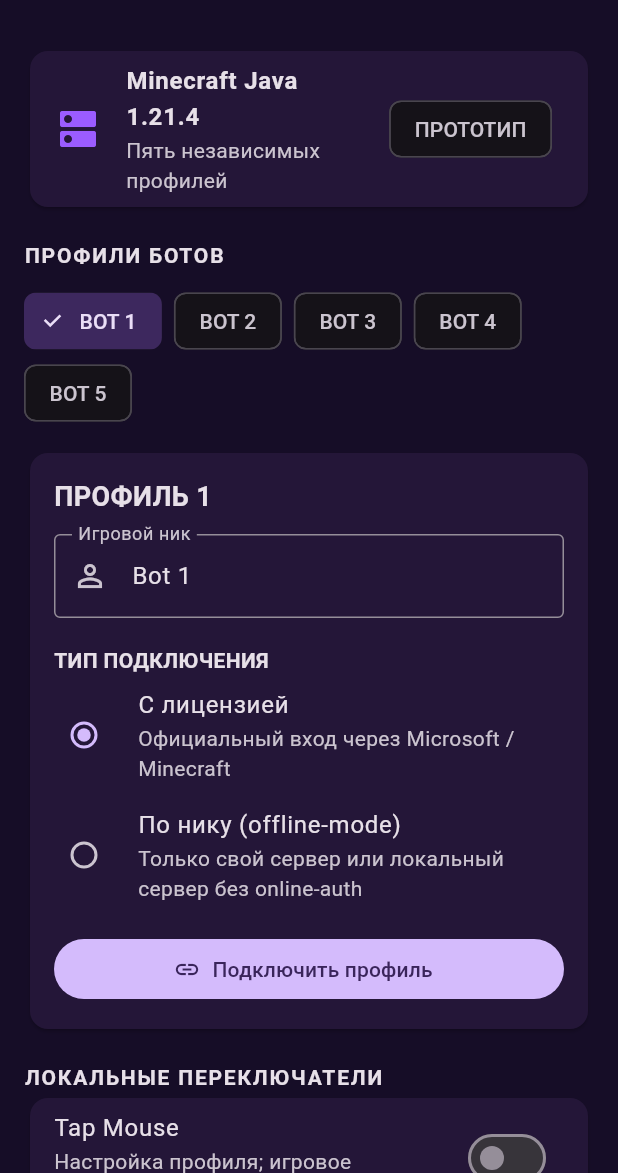
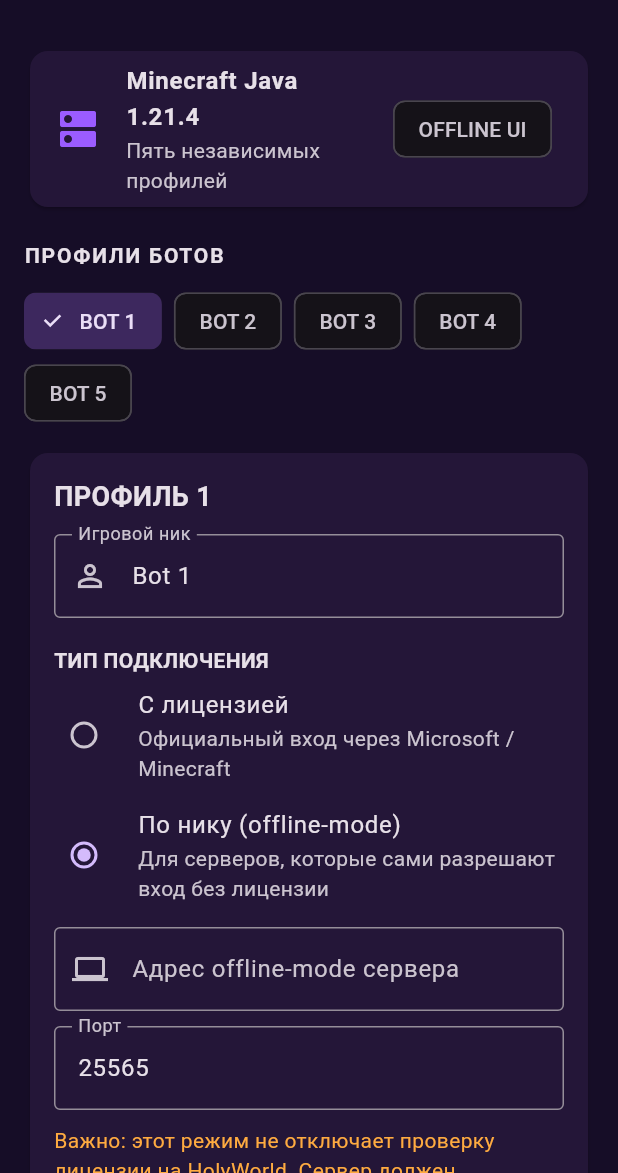
Before and after one commit to cheburk199-web/Masterme4a-bots, a Flutter app: the screen it shows after launch, on a phone screen of 412 x 824 dp, the part 63-1236 px from its top. Run offline on Flutter 3.47's test engine with Material 3 defaults, Android fonts, the phone set to English and light mode, and no system bars.

Commit message:
Set nickname offline mode as default and clarify server requirements

```diff
--- a/lib/main.dart
+++ b/lib/main.dart
@@ -41,10 +41,10 @@ class Dashboard extends StatefulWidget {
 
 class _DashboardState extends State<Dashboard> {
   final bots = List.generate(5, (i) => BotProfile(i + 1));
-  final host = TextEditingController(text: '127.0.0.1');
+  final host = TextEditingController();
   final port = TextEditingController(text: '25565');
   int active = 0;
-  ConnectionMode mode = ConnectionMode.microsoft;
+  ConnectionMode mode = ConnectionMode.nickname;
   BotProfile get current => bots[active];
 
   @override
@@ -76,7 +76,7 @@ class _DashboardState extends State<Dashboard> {
       notice('Проверь адрес сервера и порт.');
       return;
     }
-    notice('Параметры сохранены. Minecraft-протокол ещё не подключён; реального входа пока нет.');
+    notice('Адрес и ник проверены. Сетевой вход ещё не реализован — бот пока не подключён.');
   }
 
   @override
@@ -98,7 +98,7 @@ class _DashboardState extends State<Dashboard> {
           leading: Icon(Icons.dns, color: purple, size: 32),
           title: Text('Minecraft Java 1.21.4', style: TextStyle(fontWeight: FontWeight.bold)),
           subtitle: Text('Пять независимых профилей'),
-          trailing: Chip(label: Text('ПРОТОТИП')),
+          trailing: Chip(label: Text('OFFLINE UI')),
         )),
         const SizedBox(height: 18),
         const Text('ПРОФИЛИ БОТОВ', style: TextStyle(fontWeight: FontWeight.bold, letterSpacing: 1.2)),
@@ -134,19 +134,19 @@ class _DashboardState extends State<Dashboard> {
               groupValue: mode,
               onChanged: (v) => setState(() => mode = v!),
               title: const Text('По нику (offline-mode)'),
-              subtitle: const Text('Только свой сервер или локальный сервер без online-auth'),
+              subtitle: const Text('Для серверов, которые сами разрешают вход без лицензии'),
             ),
             if (mode == ConnectionMode.nickname) ...[
               const SizedBox(height: 8),
               TextField(controller: host, decoration: const InputDecoration(
-                labelText: 'Адрес своего сервера', hintText: '127.0.0.1',
+                labelText: 'Адрес offline-mode сервера', hintText: 'например, адрес своего сервера',
                 prefixIcon: Icon(Icons.computer), border: OutlineInputBorder())),
               const SizedBox(height: 10),
               TextField(controller: port, keyboardType: TextInputType.number,
                 decoration: const InputDecoration(labelText: 'Порт', border: OutlineInputBorder())),
               const Padding(
                 padding: EdgeInsets.only(top: 10),
-                child: Text('Этот режим не обходит авторизацию серверов вроде HolyWorld.',
+                child: Text('Важно: этот режим не отключает проверку лицензии на HolyWorld. Сервер должен официально разрешать offline-mode.',
                   style: TextStyle(color: Colors.orangeAccent)),
               ),
             ],
@@ -176,7 +176,7 @@ class _DashboardState extends State<Dashboard> {
         const Card(color: panel, child: Padding(
           padding: EdgeInsets.all(14),
           child: Text(
-            'Сейчас добавлен выбор режима и поля профиля. Это ещё не полноценный Minecraft-сетевой движок: протокол 1.21.4 и авторизация не реализованы, поэтому приложение не утверждает, что бот подключён. Для лицензированного режима будет использоваться только официальный вход Microsoft; пароли приложение запрашивать не должно.',
+            'Выбран режим входа по нику (offline-mode). Он работает только на серверах, где владельцы отключили online-auth. Это приложение пока является интерфейсным прототипом: Minecraft-протокол 1.21.4 и реальное подключение ещё не реализованы. Не вводи пароль Microsoft в приложение.',
             style: TextStyle(color: Colors.white70, height: 1.4),
           ),
         )),
```
